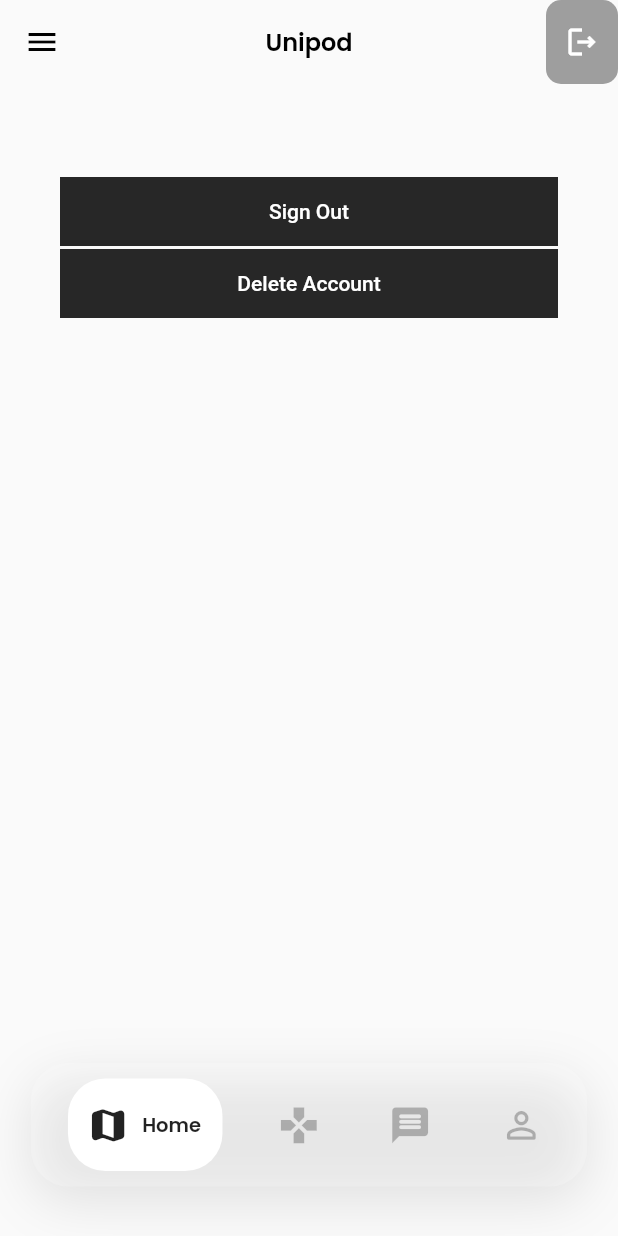
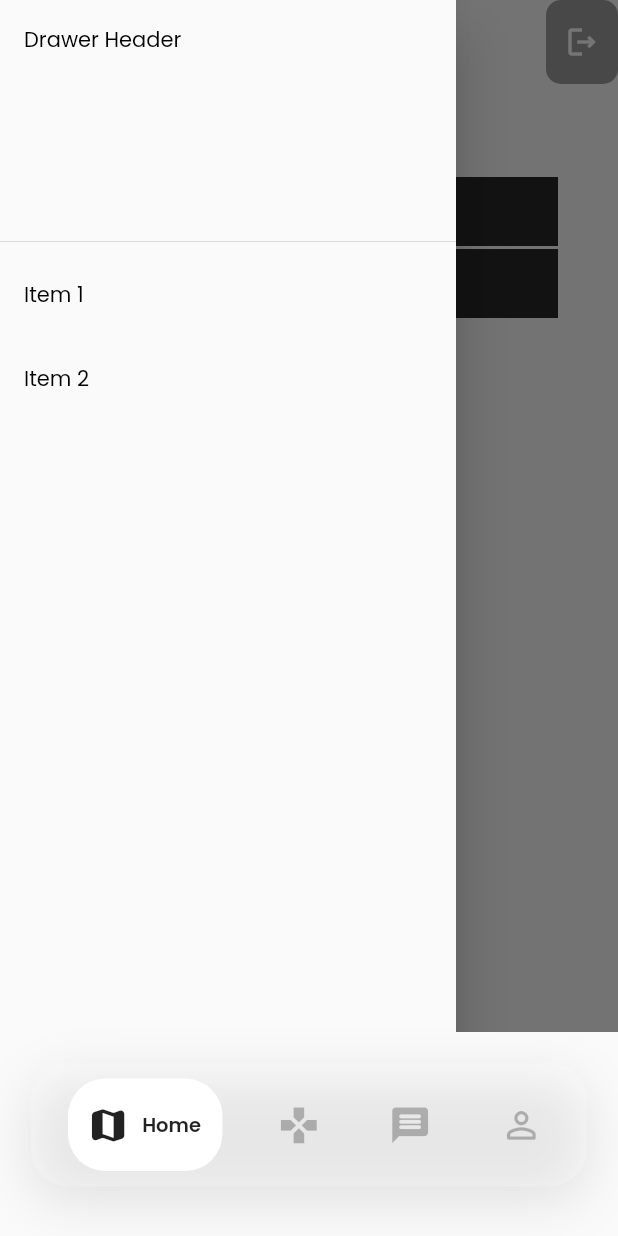
Before and after one commit to PurinduWeerawardana/unipod, a Flutter app: the screen it shows once a user with an empty profile is signed in, with the side drawer open (before the commit the screen has no drawer), on a phone screen of 412 x 824 dp. Run offline on Flutter 3.47's test engine with Material 2 defaults, Android fonts, the phone set to English and light mode, and no system bars; our stand-ins replace cloud_firestore, firebase_auth, firebase_core, firebase_storage, flutter_otp_text_field, get and 6 more; accounts and stored records are empty.

Commit message:
Create drawer

```diff
--- a/lib/src/features/core/screens/map/home_page_map.dart
+++ b/lib/src/features/core/screens/map/home_page_map.dart
@@ -16,6 +16,8 @@
 }
 
 class _HomePageMapState extends State<HomePageMap> {
+  final GlobalKey<ScaffoldState> _scaffoldKey = new GlobalKey<ScaffoldState>();
+
   String  username = "";
 
   @override
@@ -39,6 +41,7 @@
   @override
   Widget build(BuildContext context) {
     return Scaffold(
+      key: _scaffoldKey,
       appBar: AppBar(
         leading: const Icon(Icons.menu, color: Colors.black,),
         title: Text(unipodAppName, style: Theme.of(context).textTheme.headline4,),
@@ -53,12 +56,34 @@
             ),
             child: IconButton(
               onPressed: () {
-                FirebaseAuthMethods().signOut(context);
+                _scaffoldKey.currentState?.openDrawer();
+                // FirebaseAuthMethods().signOut(context);
                 },
               icon: const Icon(Icons.logout_outlined),
             ),
           )
         ],
+      ),
+      drawer: Drawer(
+        child: ListView(
+          children: [
+            const DrawerHeader(
+              child: Text("Drawer Header"),
+            ),
+            ListTile(
+              title: const Text("Item 1"),
+              onTap: () {
+                Navigator.pop(context);
+              },
+            ),
+            ListTile(
+              title: const Text("Item 2"),
+              onTap: () {
+                Navigator.pop(context);
+              },
+            ),
+          ],
+        ),
       ),
       body: SingleChildScrollView(
         child: Container(
```
Also changed, not shown: lib/src/constants/text_string.dart (+6 -6 lines), lib/src/features/authentication/screens/controllers/on_boarding_controller.dart (+6 -6 lines).
